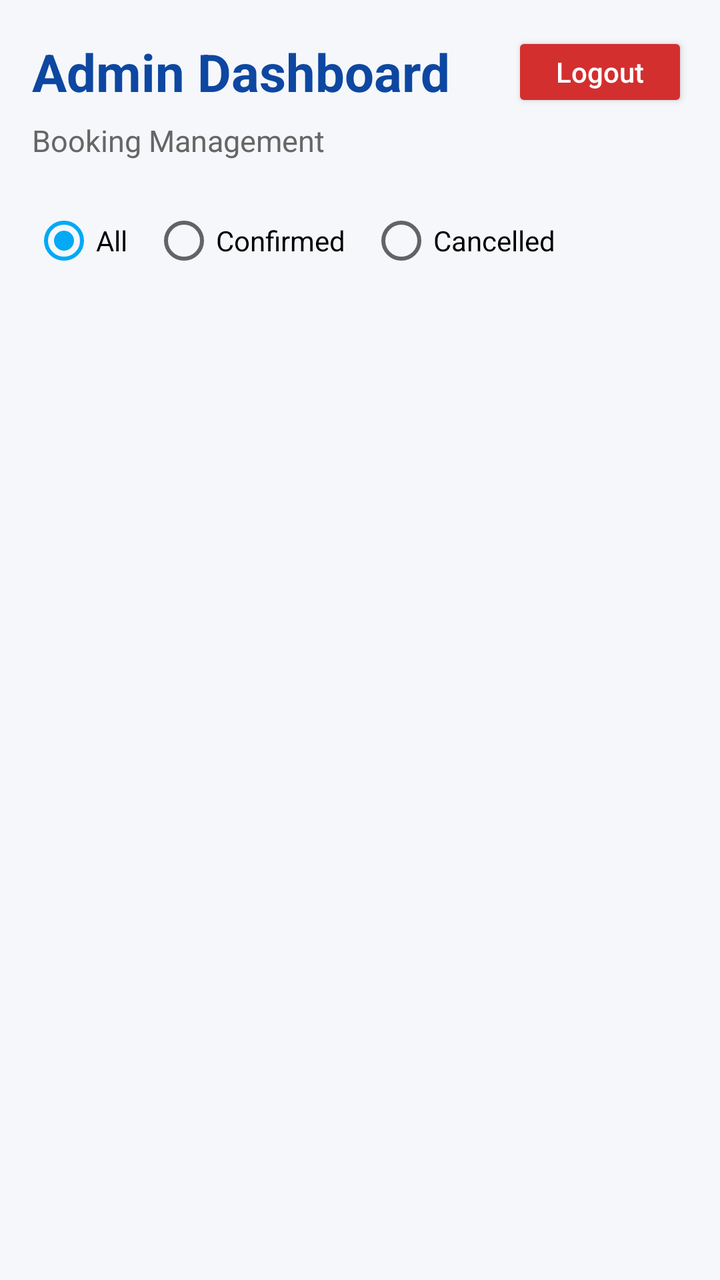
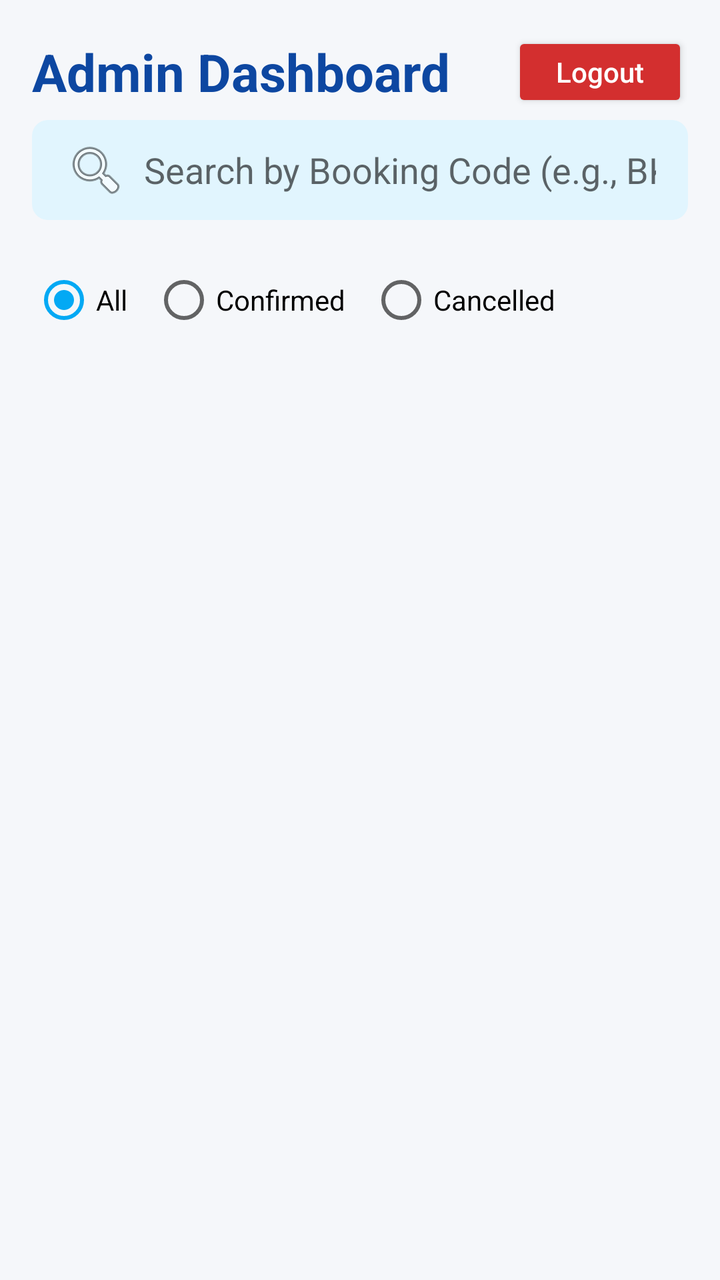

Screens rendered from an Android XML layout before and after an edit, with the pre-edit source and the edit as a unified diff.
<!-- AndroidManifest.xml: application theme Theme.BadmintonBooking -->
<!-- res/layout/activity_admin.xml -->
<?xml version="1.0" encoding="utf-8"?>
<LinearLayout xmlns:android="http://schemas.android.com/apk/res/android"
    android:layout_width="match_parent"
    android:layout_height="match_parent"
    android:orientation="vertical"
    android:background="#F5F7FA"
    android:padding="16dp">

    <LinearLayout
        android:layout_width="match_parent"
        android:layout_height="wrap_content"
        android:orientation="horizontal"
        android:gravity="center_vertical"
        android:layout_marginBottom="4dp">

        <TextView
            android:layout_width="0dp"
            android:layout_height="wrap_content"
            android:layout_weight="1"
            android:text="Admin Dashboard"
            android:textSize="26sp"
            android:textStyle="bold"
            android:textColor="#0D47A1" />

        <Button
            android:id="@+id/btnAdminLogout"
            android:layout_width="wrap_content"
            android:layout_height="40dp"
            android:text="Logout"
            android:textAllCaps="false"
            android:textColor="#FFFFFF"
            android:backgroundTint="#D32F2F" />

    </LinearLayout>

    <TextView
        android:layout_width="match_parent"
        android:layout_height="wrap_content"
        android:text="Booking Management"
        android:textSize="15sp"
        android:textColor="#666666"
        android:layout_marginBottom="16dp" />

    <RadioGroup
        android:id="@+id/radioGroupStatus"
        android:layout_width="match_parent"
        android:layout_height="wrap_content"
        android:orientation="horizontal"
        android:layout_marginBottom="12dp">

        <RadioButton
            android:id="@+id/rbAll"
            android:layout_width="wrap_content"
            android:layout_height="wrap_content"
            android:text="All"
            android:checked="true" />

        <RadioButton
            android:id="@+id/rbConfirmed"
            android:layout_width="wrap_content"
            android:layout_height="wrap_content"
            android:text="Confirmed"
            android:layout_marginStart="12dp" />

        <RadioButton
            android:id="@+id/rbCancelled"
            android:layout_width="wrap_content"
            android:layout_height="wrap_content"
            android:text="Cancelled"
            android:layout_marginStart="12dp" />

    </RadioGroup>

    <androidx.recyclerview.widget.RecyclerView
        android:id="@+id/recyclerAdminBookings"
        android:layout_width="match_parent"
        android:layout_height="match_parent" />

</LinearLayout>
<!-- resources referenced by this layout -->
<resources>
  <style name="Theme.BadmintonBooking" parent="Base.Theme.BadmintonBooking" />
  <style name="Base.Theme.BadmintonBooking" parent="Theme.MaterialComponents.Light.NoActionBar">
          <item name="colorPrimary">@color/primary</item>
          <item name="colorPrimaryVariant">@color/primary_dark</item>
          <item name="colorOnPrimary">@color/white</item>
          <item name="colorSecondary">@color/accent</item>
          <item name="colorSecondaryVariant">@color/accent</item>
          <item name="colorOnSecondary">@color/white</item>
          <item name="android:statusBarColor">?attr/colorPrimaryVariant</item>
      </style>
  <color name="primary">#0288D1</color>
  <color name="primary_dark">#01579B</color>
  <color name="white">#FFFFFFFF</color>
  <color name="accent">#03A9F4</color>
</resources>

<!-- the commit's change to res/layout/activity_admin.xml (unified diff, before → after) -->
@@ -33,13 +33,18 @@
 
     </LinearLayout>
 
-    <TextView
+    <EditText
+        android:id="@+id/etSearchCode"
         android:layout_width="match_parent"
-        android:layout_height="wrap_content"
-        android:text="Booking Management"
-        android:textSize="15sp"
-        android:textColor="#666666"
-        android:layout_marginBottom="16dp" />
+        android:layout_height="50dp"
+        android:hint="Search by Booking Code (e.g., BK-...)"
+        android:paddingHorizontal="16dp"
+        android:background="@drawable/bg_time_header"
+        android:drawableStart="@android:drawable/ic_menu_search"
+        android:drawablePadding="8dp"
+        android:layout_marginBottom="16dp"
+        android:maxLines="1"
+        android:singleLine="true" />
 
     <RadioGroup
         android:id="@+id/radioGroupStatus"
<!-- resource entries referenced after the edit -->
@@ -1,5 +1,12 @@
 <!-- resources referenced by this layout -->
 <resources>
+  <!-- drawable bg_time_header (drawable) -->
+  <?xml version="1.0" encoding="utf-8"?>
+  <shape xmlns:android="http://schemas.android.com/apk/res/android"
+      android:shape="rectangle">
+      <solid android:color="#E1F5FE" />
+      <corners android:radius="8dp" />
+  </shape>
   <style name="Theme.BadmintonBooking" parent="Base.Theme.BadmintonBooking" />
   <style name="Base.Theme.BadmintonBooking" parent="Theme.MaterialComponents.Light.NoActionBar">
           <item name="colorPrimary">@color/primary</item>
